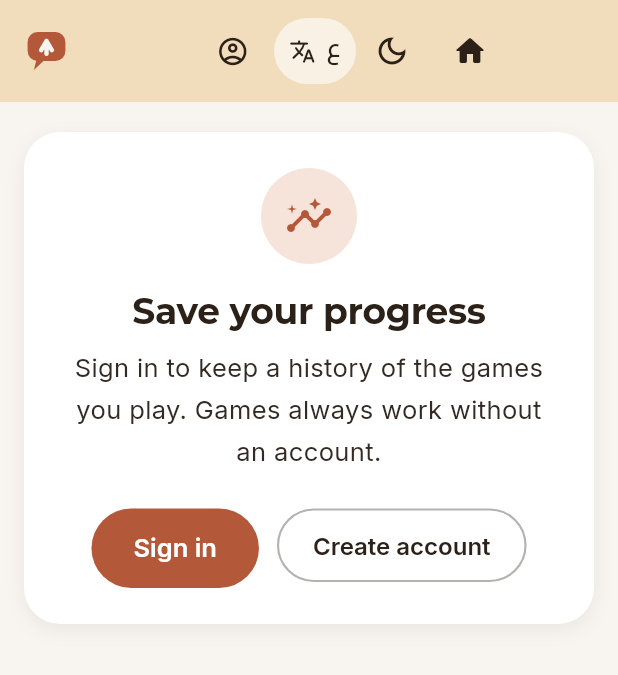
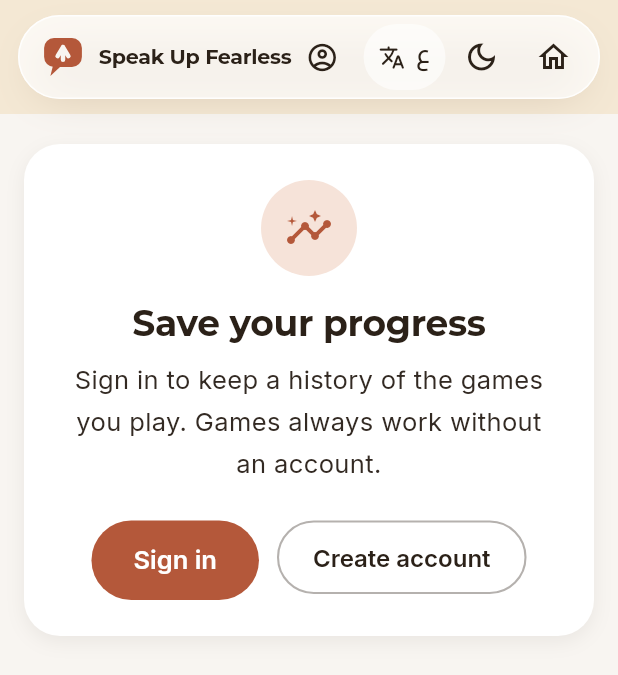
Before and after one commit to emadaltaki/public-speaking-, a Flutter app: the AccountPage screen opened by its route, on a phone screen of 412 x 824 dp. Shown: the top 675 px of the screen. Run offline on Flutter 3.47's test engine with Material 3 defaults, Android fonts, the phone set to English and light mode, and no system bars; our stand-ins replace web; missing offline and left inert: dart:ui_web.

Commit message:
Use the sign-in page's floating header on the home, games and account pages
Co-Authored-By: Claude Opus 5.5 (1M context) <noreply@anthropic.com>

```diff
--- a/lib/games/games_hub_page.dart
+++ b/lib/games/games_hub_page.dart
@@ -14,7 +14,7 @@ import 'game_catalog.dart';
 import 'game_theme.dart';
 import 'widgets/game_setup.dart';
 
-/// Slim navy header shared by the games screens.
+/// Floating rounded header shared by the games and account screens.
 class GamesHeader extends StatelessWidget {
   const GamesHeader({super.key});
 
@@ -32,32 +32,57 @@ class GamesHeader extends StatelessWidget {
   @override
   Widget build(BuildContext context) {
     final wide = MediaQuery.sizeOf(context).width >= AppStyles.tabletBreakpoint;
-    return Material(
-      color: AppColors.headerBand,
-      child: SizedBox(
-        height: 68,
-        child: Padding(
-          padding: EdgeInsets.symmetric(horizontal: wide ? 32 : 16),
+    final dark = AppColors.offWhite.computeLuminance() < 0.2;
+    // Floating "glass" bar, matching the sign-in page.
+    return Container(
+      color: AppColors.headerBand.withValues(alpha: dark ? 1 : 0.55),
+      padding: EdgeInsets.fromLTRB(wide ? 24 : 12, 10, wide ? 24 : 12, 10),
+      child: Center(
+        child: ConstrainedBox(
+          constraints: const BoxConstraints(maxWidth: 1120),
+          child: Container(
+            height: 56,
+            padding: const EdgeInsetsDirectional.only(start: 14, end: 6),
+            decoration: BoxDecoration(
+              color: AppColors.surface.withValues(alpha: dark ? 0.7 : 0.72),
+              borderRadius: BorderRadius.circular(999),
+              border: Border.all(
+                color: dark
+                    ? Colors.white.withValues(alpha: 0.07)
+                    : Colors.white.withValues(alpha: 0.85),
+              ),
+              boxShadow: [
+                BoxShadow(
+                  color: const Color(0xFF502D14).withValues(alpha: 0.18),
+                  blurRadius: 24,
+                  offset: const Offset(0, 8),
+                  spreadRadius: -12,
+                ),
+              ],
+            ),
             child: Row(
               children: [
-              Flexible(
+                Expanded(
+                  child: Align(
+                    alignment: AlignmentDirectional.centerStart,
                     child: InkWell(
-                  borderRadius: BorderRadius.circular(8),
+                      borderRadius: BorderRadius.circular(999),
                       onTap: () => _goHome(context),
                       child: Row(
                         mainAxisSize: MainAxisSize.min,
                         children: [
                           const SpeechMarkLogo(size: 30),
-                      if (wide) const SizedBox(width: 10),
-                      if (wide)
+                          const SizedBox(width: 9),
                           Flexible(
                             child: FittedBox(
                               fit: BoxFit.scaleDown,
                               child: Text(
                                 Translations.siteName,
+                                textDirection: TextDirection.ltr,
                                 style: AppStyles.title.copyWith(
                                   color: AppColors.navy,
-                                fontSize: wide ? 19 : 16,
+                                  fontWeight: FontWeight.w800,
+                                  fontSize: 16,
                                 ),
                               ),
                             ),
@@ -66,26 +91,19 @@ class GamesHeader extends StatelessWidget {
                       ),
                     ),
                   ),
-              const Spacer(),
+                ),
                 AccountButton(compact: !wide),
-              LanguageToggle(compact: !wide),
+                LanguageToggle(compact: true),
                 const ThemeToggle(),
-              const SizedBox(width: 4),
-              if (wide)
-                TextButton.icon(
-                  onPressed: () => _goHome(context),
-                  style: TextButton.styleFrom(foregroundColor: AppColors.navy),
-                  icon: const Icon(Icons.arrow_back_rounded, size: 18),
-                  label: Text(Translations.gamesBackToSite),
-                )
-              else
                 IconButton(
                   onPressed: () => _goHome(context),
                   tooltip: Translations.gamesBackToSite,
                   color: AppColors.navy,
-                  icon: const Icon(Icons.home_rounded),
+                  style: IconButton.styleFrom(minimumSize: const Size(40, 40)),
+                  icon: const Icon(Icons.home_outlined),
                 ),
               ],
+            ),
           ),
         ),
       ),
```
Also changed, not shown: 5 other files. Lines whose indentation alone changed are shown as unchanged.
